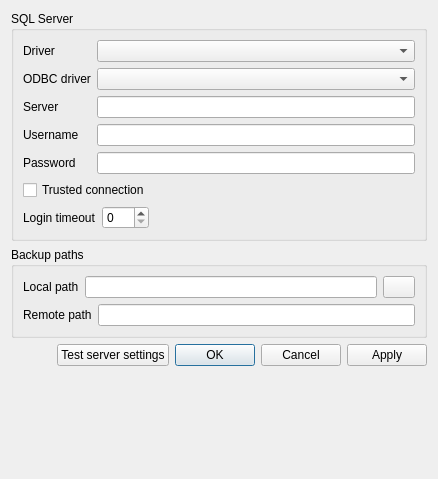
Above: src/settingsdialog.ui from jonaski/sqlrestore before the change. Below: the same form after it.
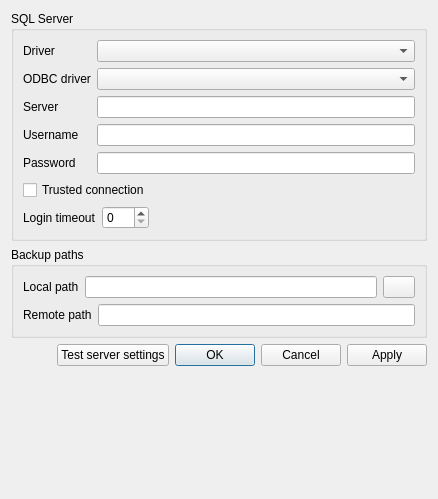
That is the form after the change. Icons and pictures are not drawn.

Commit message: Set name on groupbox

```diff
--- a/src/settingsdialog.ui
+++ b/src/settingsdialog.ui
@@ -7,7 +7,7 @@
     <x>0</x>
     <y>0</y>
     <width>438</width>
-    <height>479</height>
+    <height>499</height>
    </rect>
   </property>
   <property name="minimumSize">
```
Left out of the diff: 2 changed lines with no effect on the pictures.
